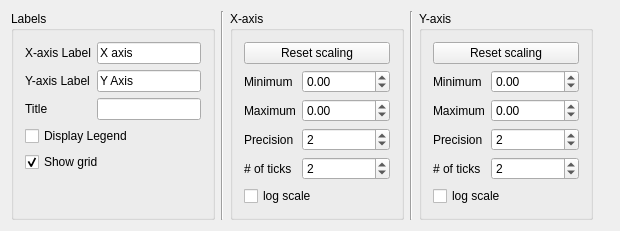
Old version of the form GsTLAppli/gui/charts/chart_display_control.ui in the repository sayantanx/ar2tech-SGeMS-public.
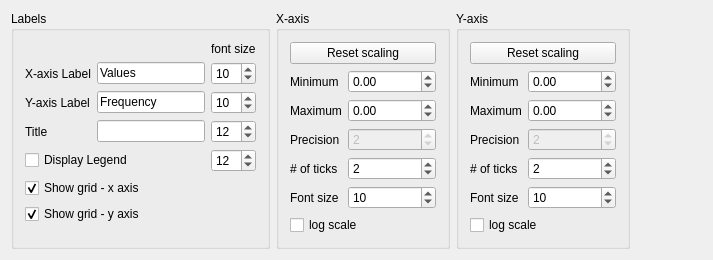
New version of the form.

```diff
--- a/GsTLAppli/gui/charts/chart_display_control.ui
+++ b/GsTLAppli/gui/charts/chart_display_control.ui
@@ -6,8 +6,8 @@
    <rect>
     <x>0</x>
     <y>0</y>
-    <width>620</width>
-    <height>220</height>
+    <width>713</width>
+    <height>259</height>
    </rect>
   </property>
   <property name="windowTitle">
@@ -20,71 +20,149 @@
       <string>Labels</string>
      </property>
      <property name="flat">
-      <bool>true</bool>
+      <bool>false</bool>
      </property>
      <property name="checkable">
       <bool>false</bool>
      </property>
      <layout class="QVBoxLayout" name="verticalLayout">
       <item>
-       <layout class="QGridLayout" name="gridLayout">
+       <layout class="QGridLayout" name="gridLayout_3">
         <item row="0" column="0">
+         <widget class="QWidget" name="widget_2" native="true"/>
+        </item>
+        <item row="0" column="1" colspan="2">
+         <widget class="QWidget" name="widget_3" native="true"/>
+        </item>
+        <item row="0" column="3">
+         <widget class="QLabel" name="label_12">
+          <property name="text">
+           <string>font size</string>
+          </property>
+         </widget>
+        </item>
+        <item row="1" column="0">
          <widget class="QLabel" name="label">
           <property name="text">
            <string>X-axis Label</string>
           </property>
          </widget>
         </item>
-        <item row="0" column="1">
+        <item row="1" column="1" colspan="2">
          <widget class="QLineEdit" name="x_label_edit">
           <property name="text">
-           <string>X axis</string>
+           <string>Values</string>          
           </property>
          </widget>
         </item>
-        <item row="1" column="0">
+        <item row="1" column="3">
+         <widget class="QSpinBox" name="x_label_font_size">
+          <property name="minimum">
+           <number>2</number>
+          </property>
+          <property name="maximum">
+           <number>40</number>
+          </property>
+          <property name="value">
+           <number>10</number>
+          </property>
+         </widget>
+        </item>
+        <item row="2" column="0">
          <widget class="QLabel" name="label_2">
           <property name="text">
            <string>Y-axis Label</string>
           </property>
          </widget>
         </item>
-        <item row="1" column="1">
+        <item row="2" column="1" colspan="2">
          <widget class="QLineEdit" name="y_label_edit">
           <property name="text">
-           <string>Y Axis</string>
+           <string>Frequency</string>
           </property>
          </widget>
         </item>
-        <item row="2" column="0">
+        <item row="2" column="3">
+         <widget class="QSpinBox" name="y_label_font_size">
+          <property name="minimum">
+           <number>2</number>
+          </property>
+          <property name="maximum">
+           <number>40</number>
+          </property>
+          <property name="value">
+           <number>10</number>
+          </property>
+         </widget>
+        </item>
+        <item row="3" column="0">
          <widget class="QLabel" name="label_3">
           <property name="text">
            <string>Title</string>
           </property>
          </widget>
         </item>
-        <item row="2" column="1">
+        <item row="3" column="1" colspan="2">
          <widget class="QLineEdit" name="title_label_edit"/>
         </item>
-        <item row="3" column="0" colspan="2">
+        <item row="3" column="3">
+         <widget class="QSpinBox" name="title_font_size">
+          <property name="minimum">
+           <number>2</number>
+          </property>
+          <property name="maximum">
+           <number>40</number>
+          </property>
+          <property name="value">
+           <number>12</number>
+          </property>
+         </widget>
+        </item>
+        <item row="4" column="0" colspan="2">
          <widget class="QCheckBox" name="legend_display">
           <property name="text">
            <string>Display Legend</string>
           </property>
          </widget>
         </item>
-        <item row="4" column="0" colspan="2">
-         <widget class="QCheckBox" name="grid_display">
-          <property name="text">
-           <string>Show grid</string>
+        <item row="4" column="2">
+         <widget class="QWidget" name="widget" native="true"/>
+        </item>
+        <item row="4" column="3">
+         <widget class="QSpinBox" name="legend_font_size">
+          <property name="minimum">
+           <number>2</number>
           </property>
-          <property name="checked">
-           <bool>true</bool>
+          <property name="maximum">
+           <number>40</number>
+          </property>
+          <property name="value">
+           <number>12</number>
           </property>
          </widget>
         </item>
        </layout>
       </item>
+      <item>
+       <widget class="QCheckBox" name="x_grid_display">
+        <property name="text">
+         <string>Show grid - x axis</string>
+        </property>
+        <property name="checked">
+         <bool>true</bool>
+        </property>
+       </widget>
+      </item>
+      <item>
+       <widget class="QCheckBox" name="y_grid_display">
+        <property name="text">
+         <string>Show grid - y axis</string>
+        </property>
+        <property name="checked">
+         <bool>true</bool>
+        </property>
+       </widget>
+      </item>
       <item>
        <spacer name="verticalSpacer">
         <property name="orientation">
@@ -101,24 +179,17 @@
      </layout>
     </widget>
    </item>
-   <item>
-    <widget class="Line" name="line">
-     <property name="orientation">
-      <enum>Qt::Vertical</enum>
-     </property>
-    </widget>
-   </item>
    <item>
     <widget class="QGroupBox" name="xbox">
      <property name="title">
       <string>X-axis</string>
      </property>
      <property name="flat">
-      <bool>true</bool>
+      <bool>false</bool>
      </property>
      <layout class="QVBoxLayout" name="verticalLayout_2">
       <item>
-       <layout class="QGridLayout" name="gridLayout_2">
+       <layout class="QGridLayout" name="gridLayout">
         <item row="0" column="0" colspan="2">
          <widget class="QPushButton" name="x_autoscale">
           <property name="text">
@@ -169,6 +240,9 @@
         </item>
         <item row="3" column="1">
          <widget class="QSpinBox" name="x_precision">
+          <property name="enabled">
+           <bool>false</bool>
+          </property>
           <property name="value">
            <number>2</number>
           </property>
@@ -188,15 +262,38 @@
           </property>
          </widget>
         </item>
-        <item row="5" column="0" colspan="2">
-         <widget class="QCheckBox" name="x_logscale">
+        <item row="5" column="0">
+         <widget class="QLabel" name="label_13">
           <property name="text">
-           <string>log scale</string>
+           <string>Font size</string>
+          </property>
+         </widget>
+        </item>
+        <item row="5" column="1">
+         <widget class="QSpinBox" name="x_axis_font_size">
+          <property name="maximum">
+           <number>40</number>
+          </property>
+           <property name="minimum">
+             <number>2</number>
+           </property>
+           <property name="singleStep">
+           <number>2</number>
+          </property>
+          <property name="value">
+           <number>10</number>
           </property>
          </widget>
         </item>
        </layout>
       </item>
+      <item>
+       <widget class="QCheckBox" name="x_logscale">
+        <property name="text">
+         <string>log scale</string>
+        </property>
+       </widget>
+      </item>
       <item>
        <spacer name="verticalSpacer_2">
         <property name="orientation">
@@ -213,24 +310,17 @@
      </layout>
     </widget>
    </item>
-   <item>
-    <widget class="Line" name="line_2">
-     <property name="orientation">
-      <enum>Qt::Vertical</enum>
-     </property>
-    </widget>
-   </item>
    <item>
     <widget class="QGroupBox" name="xbox_2">
      <property name="title">
       <string>Y-axis</string>
      </property>
      <property name="flat">
-      <bool>true</bool>
+      <bool>false</bool>
      </property>
      <layout class="QVBoxLayout" name="verticalLayout_3">
       <item>
-       <layout class="QGridLayout" name="gridLayout_3">
+       <layout class="QGridLayout" name="gridLayout_2">
         <item row="0" column="0" colspan="2">
          <widget class="QPushButton" name="y_autoscale">
           <property name="text">
@@ -281,6 +371,9 @@
         </item>
         <item row="3" column="1">
          <widget class="QSpinBox" name="y_precision">
+          <property name="enabled">
+           <bool>false</bool>
+          </property>
           <property name="value">
            <number>2</number>
           </property>
@@ -300,15 +393,41 @@
           </property>
          </widget>
         </item>
-        <item row="5" column="0" colspan="2">
-         <widget class="QCheckBox" name="y_logscale">
+        <item row="5" column="0">
+         <widget class="QLabel" name="label_14">
           <property name="text">
-           <string>log scale</string>
+           <string>Font size</string>
+          </property>
+         </widget>
+        </item>
+        <item row="5" column="1">
+         <widget class="QSpinBox" name="y_axis_font_size">
+          <property name="maximum">
+           <number>40</number>
+          </property>
+           <property name="minimum">
+             <number>2</number>
+           </property>
+           <property name="singleStep">
+           <number>2</number>
+          </property>
+          <property name="value">
+           <number>10</number>
           </property>
          </widget>
         </item>
        </layout>
       </item>
+      <item>
+       <widget class="QCheckBox" name="y_logscale">
+        <property name="enabled">
+         <bool>true</bool>
+        </property>
+        <property name="text">
+         <string>log scale</string>
+        </property>
+       </widget>
+      </item>
       <item>
        <spacer name="verticalSpacer_3">
         <property name="orientation">
```
